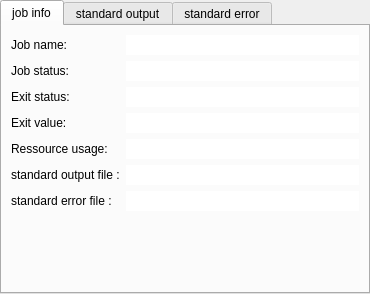
Before: the Qt Designer form python/soma/jobs/gui/JobInfo.ui in populse/soma-workflow, drawn with Qt 5.
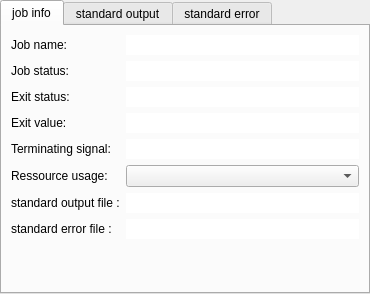
After: the same form once the commit is applied.

```diff
--- a/python/soma/jobs/gui/JobInfo.ui
+++ b/python/soma/jobs/gui/JobInfo.ui
@@ -86,24 +86,14 @@
       </property>
      </widget>
     </item>
-    <item row="4" column="0">
+    <item row="5" column="0">
      <widget class="QLabel" name="label">
       <property name="text">
        <string>Ressource usage:</string>
       </property>
      </widget>
     </item>
-    <item row="4" column="1">
-     <widget class="QLineEdit" name="resource_usage">
-      <property name="frame">
-       <bool>false</bool>
-      </property>
-      <property name="readOnly">
-       <bool>true</bool>
-      </property>
-     </widget>
-    </item>
-    <item row="5" column="1">
+    <item row="6" column="1">
      <widget class="QLineEdit" name="stdout_path">
       <property name="frame">
        <bool>false</bool>
@@ -113,14 +103,14 @@
       </property>
      </widget>
     </item>
-    <item row="5" column="0">
+    <item row="6" column="0">
      <widget class="QLabel" name="label_6">
       <property name="text">
        <string>standard output file :</string>
       </property>
      </widget>
     </item>
-    <item row="6" column="1">
+    <item row="7" column="1">
      <widget class="QLineEdit" name="stderr_path">
       <property name="frame">
        <bool>false</bool>
@@ -130,13 +120,33 @@
       </property>
      </widget>
     </item>
-    <item row="6" column="0">
+    <item row="7" column="0">
      <widget class="QLabel" name="label_4">
       <property name="text">
        <string>standard error file :</string>
       </property>
      </widget>
     </item>
+    <item row="4" column="0">
+     <widget class="QLabel" name="label_2">
+      <property name="text">
+       <string>Terminating signal:</string>
+      </property>
+     </widget>
+    </item>
+    <item row="4" column="1">
+     <widget class="QLineEdit" name="term_signal">
+      <property name="frame">
+       <bool>false</bool>
+      </property>
+      <property name="readOnly">
+       <bool>true</bool>
+      </property>
+     </widget>
+    </item>
+    <item row="5" column="1">
+     <widget class="QComboBox" name="resource_usage"/>
+    </item>
    </layout>
   </widget>
   <widget class="QWidget" name="tab_stdin">
```
